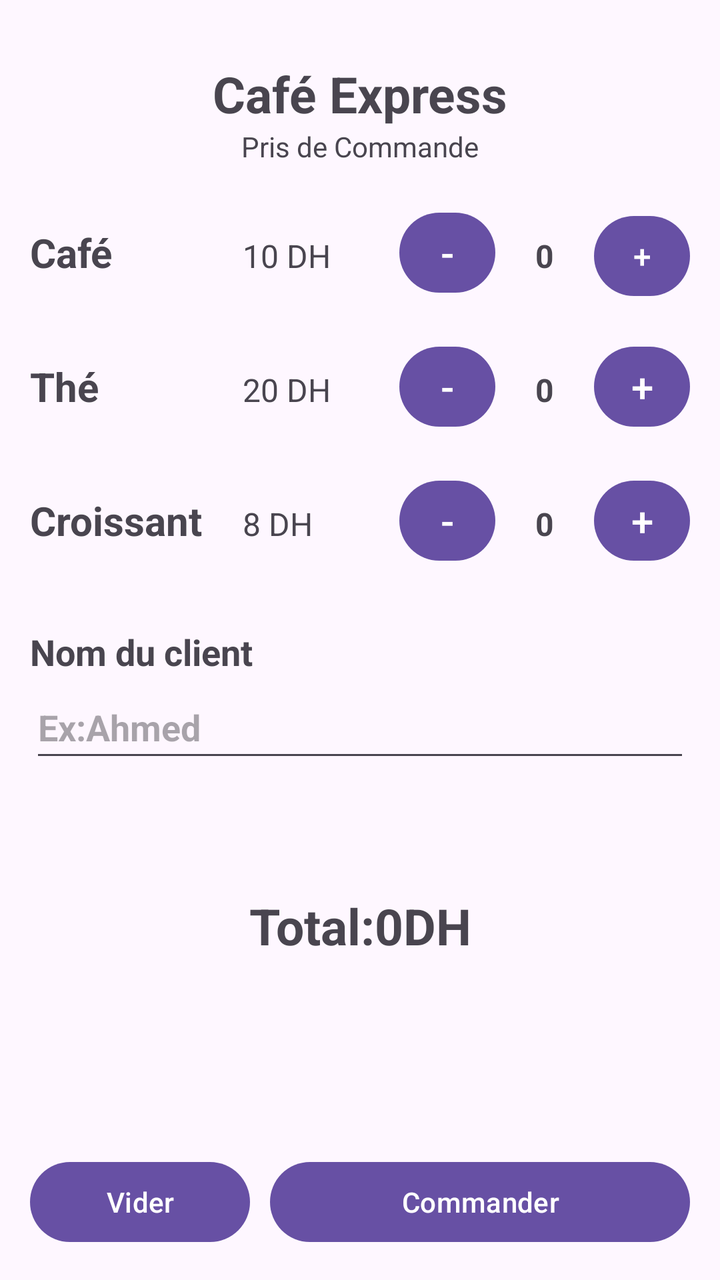
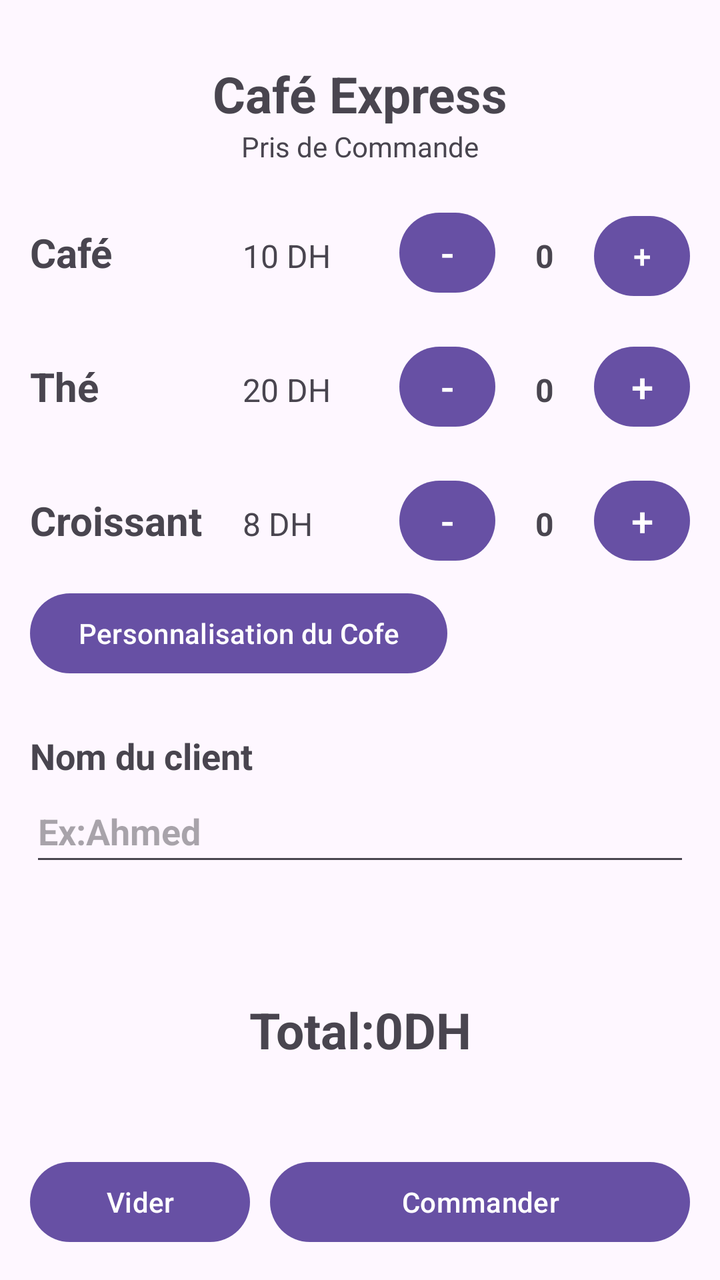

Compare the two renders of this Android layout. The source of the first and the diff that turns it into the second are given below.
<!-- AndroidManifest.xml: application theme Theme.Activity_Tp -->
<!-- res/layout/activity_main.xml -->
<?xml version="1.0" encoding="utf-8"?>
<androidx.constraintlayout.widget.ConstraintLayout
    xmlns:android="http://schemas.android.com/apk/res/android"
    xmlns:app="http://schemas.android.com/apk/res-auto"
    xmlns:tools="http://schemas.android.com/tools"
    android:id="@+id/main"
    android:layout_width="match_parent"
    android:layout_height="match_parent"
    tools:context=".MainActivity">

    <TextView
        android:layout_width="wrap_content"
        android:layout_height="wrap_content"
        android:id="@+id/title"
        android:text="Café Express"
        android:textSize="25dp"
        android:textStyle="bold"
        app:layout_constraintEnd_toEndOf="parent"
        app:layout_constraintStart_toStartOf="parent"
        app:layout_constraintTop_toTopOf="parent"
        android:layout_marginTop="30dp"/>
    <TextView
        android:id="@+id/soutitle"
        android:layout_width="wrap_content"
        android:layout_height="wrap_content"
        android:text="Pris de Commande"
        app:layout_constraintEnd_toEndOf="parent"
        app:layout_constraintStart_toStartOf="parent"
        app:layout_constraintTop_toBottomOf="@+id/title" />
    <TextView
        android:layout_width="wrap_content"
        android:layout_height="wrap_content"
        android:id="@+id/café"
        android:layout_marginTop="30dp"
        android:layout_marginStart="15dp"
        android:textStyle="bold"
        android:textSize="20dp"
        android:text="Café"
        app:layout_constraintStart_toStartOf="parent"
        app:layout_constraintTop_toBottomOf="@+id/soutitle"
        />
    <TextView
        android:layout_width="wrap_content"
        android:layout_height="wrap_content"
        android:id="@+id/thé"
        android:layout_marginTop="40dp"
        android:layout_marginStart="15dp"
        android:textStyle="bold"
        android:textSize="20dp"
        android:text="Thé"
        app:layout_constraintStart_toStartOf="parent"
        app:layout_constraintTop_toBottomOf="@+id/café"
        />
    <TextView
        android:layout_width="wrap_content"
        android:layout_height="wrap_content"
        android:id="@+id/croissant"
        android:layout_marginTop="40dp"
        android:layout_marginStart="15dp"
        android:textStyle="bold"
        android:textSize="20dp"
        android:text="Croissant"
        app:layout_constraintStart_toStartOf="parent"
        app:layout_constraintTop_toBottomOf="@+id/thé"
    />
    <TextView
        android:layout_width="wrap_content"
        android:layout_height="wrap_content"
        android:id="@+id/pris1"
        android:layout_marginStart="65dp"
        android:textSize="16dp"
        android:text="10 DH"
        app:layout_constraintStart_toEndOf="@id/café"
        app:layout_constraintBaseline_toBaselineOf="@+id/café"/>
    <TextView
        android:layout_width="wrap_content"
        android:layout_height="wrap_content"
        android:id="@+id/pris2"
        android:textSize="16dp"
        android:text="20 DH"
        app:layout_constraintStart_toStartOf="@id/pris1"
        app:layout_constraintBaseline_toBaselineOf="@+id/thé"/>
    <TextView
        android:layout_width="wrap_content"
        android:layout_height="wrap_content"
        android:id="@+id/pris3"
        android:textSize="16dp"
        android:text="8 DH"
        app:layout_constraintStart_toStartOf="@id/pris1"
        app:layout_constraintBaseline_toBaselineOf="@+id/croissant"/>
    <Button
        android:layout_width="48dp"
        android:layout_height="48dp"
        android:padding="0dp"
        android:id="@+id/m1"
        android:text="-"
        android:textSize="20dp"
        app:layout_constraintEnd_toEndOf="@+id/m2"
        app:layout_constraintBaseline_toBaselineOf="@id/pris1"
        android:layout_marginStart="20dp"
        />
    <Button
        android:layout_width="48dp"
        android:layout_height="48dp"
        android:padding="0dp"
        android:id="@+id/p1"
        android:text="+"
        android:textSize="16sp"
        app:layout_constraintEnd_toEndOf="parent"
        android:layout_marginEnd="15dp"
        app:layout_constraintBaseline_toBaselineOf="@id/pris1"
        android:layout_marginStart="20dp" />
    <TextView
        android:layout_width="wrap_content"
        android:layout_height="wrap_content"
        android:id="@+id/qua1"
        android:textSize="16dp"
        android:text="0"
        android:textStyle="bold"
        app:layout_constraintBaseline_toBaselineOf="@+id/pris1"
        app:layout_constraintEnd_toEndOf="@id/qua2"
        />
    <Button
        android:layout_width="48dp"
        android:layout_height="48dp"
        android:padding="0dp"
        android:id="@+id/m2"
        android:text="-"
        android:textSize="20dp"
        app:layout_constraintEnd_toStartOf="@+id/qua2"
        android:layout_marginEnd="20dp"
        app:layout_constraintBaseline_toBaselineOf="@id/pris2"
        android:layout_marginStart="20dp"
        />
    <Button
        android:layout_width="48dp"
        android:layout_height="48dp"
        android:padding="0dp"
        android:id="@+id/p2"
        android:text="+"
        android:textSize="20dp"
        app:layout_constraintEnd_toEndOf="parent"
        android:layout_marginEnd="15dp"
        app:layout_constraintBaseline_toBaselineOf="@id/pris2"
        android:layout_marginStart="20dp" />
    <TextView
        android:layout_width="wrap_content"
        android:layout_height="wrap_content"
        android:id="@+id/qua2"
        android:textSize="16dp"
        android:text="0"
        android:textStyle="bold"
        app:layout_constraintBaseline_toBaselineOf="@+id/pris2"
        app:layout_constraintEnd_toStartOf="@id/p2"
        android:layout_marginEnd="20dp"
        />
    <Button
        android:layout_width="48dp"
        android:layout_height="48dp"
        android:padding="0dp"
        android:id="@+id/m3"
        android:text="-"
        android:textSize="20dp"
        app:layout_constraintEnd_toStartOf="@+id/qua3"
        android:layout_marginEnd="20dp"
        app:layout_constraintBaseline_toBaselineOf="@id/pris3"
        android:layout_marginStart="20dp"
        />
    <Button
        android:layout_width="48dp"
        android:layout_height="48dp"
        android:padding="0dp"
        android:id="@+id/p3"
        android:text="+"
        android:textSize="20dp"
        app:layout_constraintEnd_toEndOf="parent"
        android:layout_marginEnd="15dp"
        app:layout_constraintBaseline_toBaselineOf="@id/pris3"
        android:layout_marginStart="20dp" />
    <TextView
        android:layout_width="wrap_content"
        android:layout_height="wrap_content"
        android:id="@+id/qua3"
        android:textSize="16dp"
        android:text="0"
        android:textStyle="bold"
        app:layout_constraintBaseline_toBaselineOf="@+id/pris3"
        app:layout_constraintEnd_toStartOf="@id/p3"
        android:layout_marginEnd="20dp"
        />
    <TextView
        android:layout_width="wrap_content"
        android:layout_height="wrap_content"
        android:id="@+id/client"
        app:layout_constraintStart_toStartOf="@+id/café"
        android:text="Nom du client"
        android:textStyle="bold"
        tools:ignore="MissingConstraints"
        android:textSize="18dp"
        app:layout_constraintTop_toBottomOf="@+id/croissant"
        android:layout_marginTop="40dp"/>
    <EditText
        android:layout_width="0dp"
        android:layout_height="48dp"
        android:id="@+id/edtclient"
        app:layout_constraintStart_toStartOf="@+id/café"
        app:layout_constraintEnd_toEndOf="@+id/p1"
        android:textStyle="bold"
        tools:ignore="MissingConstraints"
        android:hint="Ex:Ahmed"
        app:layout_constraintTop_toBottomOf="@+id/client"
        />

    <TextView
        android:id="@+id/total"
        android:layout_width="wrap_content"
        android:layout_height="wrap_content"
        android:layout_marginTop="60dp"
        android:text="Total:0DH"
        android:textSize="25dp"
        android:textStyle="bold"
        app:layout_constraintEnd_toEndOf="parent"
        app:layout_constraintStart_toStartOf="parent"
        app:layout_constraintTop_toBottomOf="@+id/edtclient" />
    <Button
        android:layout_width="110dp"
        android:layout_height="wrap_content"
        android:id="@+id/vid"
        android:text="Vider"
        app:layout_constraintBottom_toBottomOf="parent"
        android:layout_marginBottom="15dp"
        app:layout_constraintStart_toStartOf="@+id/café"
        />
    <Button
        android:layout_width="0dp"
        android:layout_height="wrap_content"
        android:id="@+id/comm"
        android:text="Commander"
        app:layout_constraintStart_toEndOf="@+id/vid"
        app:layout_constraintTop_toTopOf="@+id/vid"
        app:layout_constraintEnd_toEndOf="@+id/p1"
        android:layout_marginStart="10dp"
        />
</androidx.constraintlayout.widget.ConstraintLayout>
<!-- resources referenced by this layout -->
<resources>
  <style name="Theme.Activity_Tp" parent="Base.Theme.Activity_Tp" />
  <style name="Base.Theme.Activity_Tp" parent="Theme.Material3.DayNight.NoActionBar">
          
          
      </style>
</resources>

<!-- the commit's change to res/layout/activity_main.xml (unified diff, before → after) -->
@@ -177,6 +177,7 @@
         android:layout_marginEnd="15dp"
         app:layout_constraintBaseline_toBaselineOf="@id/pris3"
         android:layout_marginStart="20dp" />
+
     <TextView
         android:layout_width="wrap_content"
         android:layout_height="wrap_content"
@@ -188,6 +189,15 @@
         app:layout_constraintEnd_toStartOf="@id/p3"
         android:layout_marginEnd="20dp"
         />
+    <Button
+        android:layout_width="wrap_content"
+        android:layout_height="wrap_content"
+        android:id="@+id/personnalisation"
+        android:text="Personnalisation du Cofe"
+        app:layout_constraintStart_toStartOf="@+id/café"
+        app:layout_constraintTop_toBottomOf="@+id/qua3"
+        android:layout_marginTop="20dp"
+        />
     <TextView
         android:layout_width="wrap_content"
         android:layout_height="wrap_content"
@@ -197,8 +207,8 @@
         android:textStyle="bold"
         tools:ignore="MissingConstraints"
         android:textSize="18dp"
-        app:layout_constraintTop_toBottomOf="@+id/croissant"
-        android:layout_marginTop="40dp"/>
+        app:layout_constraintTop_toBottomOf="@+id/personnalisation"
+        android:layout_marginTop="25dp"/>
     <EditText
         android:layout_width="0dp"
         android:layout_height="48dp"
